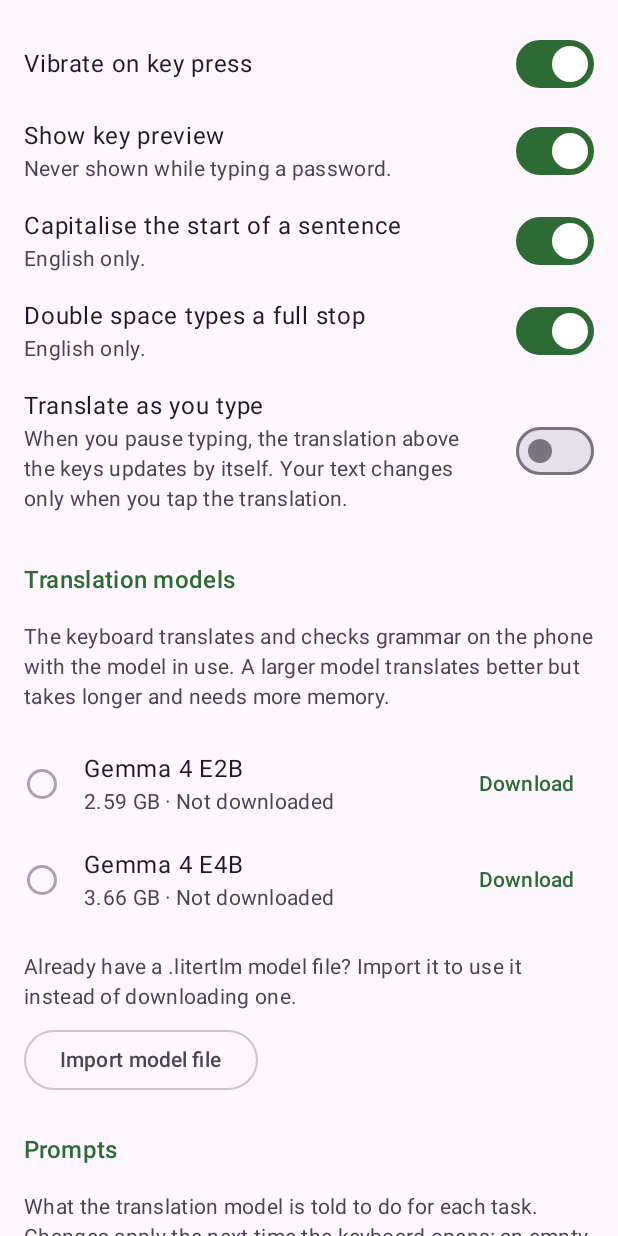
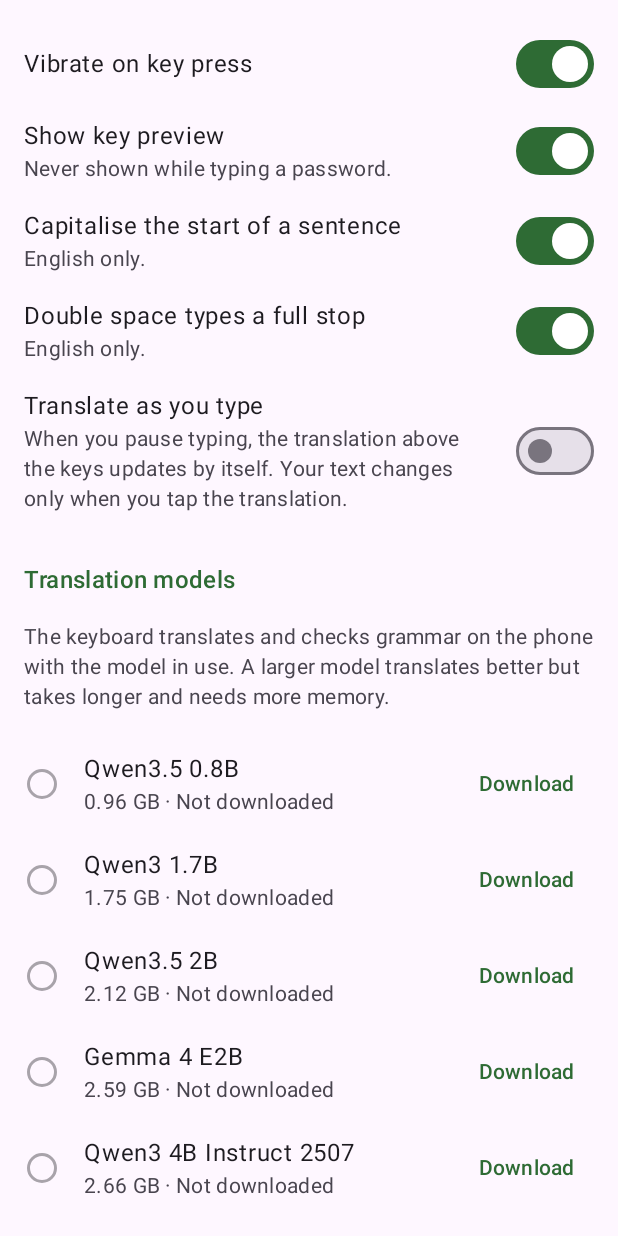
Before and after one commit to MinThantZinTun21/Akkhara, an Android app built with Jetpack Compose: the screen it shows after launch (AppActivity), scrolled down 576 dp, on a phone screen of 412 x 824 dp. Run offline under Robolectric (Android 15) with nearby library versions, the phone set to English and light mode, and no system bars.

Commit message:
Five chat models to download, smallest first (#34)
Qwen3.5 0.8B, Qwen3 1.7B (asked with thinking off), Qwen3.5 2B,
Qwen3 4B Instruct 2507 and Qwen3.5 4B join the two Gemma models,
each pinned to a commit with its size and SHA-256.

Co-Authored-By: Claude Opus 5.5 <noreply@anthropic.com>

```diff
--- a/app/src/main/kotlin/com/akkhara/keyboard/AkkharaImeService.kt
+++ b/app/src/main/kotlin/com/akkhara/keyboard/AkkharaImeService.kt
@@ -44,7 +44,7 @@ class AkkharaImeService : InputMethodService(), KeyboardView.Host {
             editor = InputConnectionEditor({ currentInputConnection }, { currentInputEditorInfo }),
             clock = SystemClock::uptimeMillis,
             inputLanguage = settings.inputLanguage,
-            translator = ServiceTranslator(translatorClient) { models.inUse()?.let(models::file) },
+            translator = ServiceTranslator(translatorClient, models),
         )
         // A translation arrives later, on its own: redraw the strip to show it.
         engine.onStripChanged = { keyboardView?.onEngineChanged() }
--- a/app/src/main/kotlin/com/akkhara/keyboard/translation/TranslationModel.kt
+++ b/app/src/main/kotlin/com/akkhara/keyboard/translation/TranslationModel.kt
@@ -15,7 +15,17 @@ data class TranslationModel(
     val sizeBytes: Long,
     /** Where a listed model downloads from; null for the imported model. */
     val source: ModelSource?,
+    val asking: Asking = Asking.Chat,
 )
+
+/** How a model is given the prompt and the text. */
+enum class Asking {
+    /** The prompt as the system instruction and the text as the user's message. */
+    Chat,
+
+    /** As [Chat], with the model's thinking turned off so that only its answer comes back. */
+    ChatWithoutThinking,
+}
 
 /** One file on Hugging Face, pinned to a commit, and the SHA-256 it must have (docs/adr/0005). */
 data class ModelSource(val url: String, val sha256: String)
@@ -25,6 +35,43 @@ data class ModelSource(val url: String, val sha256: String)
  * It is never fetched from anywhere: adding a model means a new release.
  */
 object ListedModels {
+    val Qwen35_0_8B = TranslationModel(
+        id = "qwen3.5-0.8b",
+        name = "Qwen3.5 0.8B",
+        sizeBytes = 964_657_152,
+        source = huggingFace(
+            repo = "litert-community/Qwen3.5-0.8B",
+            commit = "d31d4139c495584ddf4ca78b07c92dbf7887f66d",
+            file = "Qwen3.5-0.8B_int8.litertlm",
+            sha256 = "d6702088983b3a997db5299558a37d2fd924a94daf2b09bd42c4e618c6f694a4",
+        ),
+    )
+
+    val Qwen3_1_7B = TranslationModel(
+        id = "qwen3-1.7b",
+        name = "Qwen3 1.7B",
+        sizeBytes = 1_754_890_240,
+        source = huggingFace(
+            repo = "litert-community/Qwen3-1.7B",
+            commit = "c421cc3775575372ac2ca4aa1bebc97300ae36b6",
+            file = "Qwen3_1.7B.litertlm",
+            sha256 = "e40599625f3e446d6522674586a40566d6a3a117af608f6e9ea46ac86d326461",
+        ),
+        asking = Asking.ChatWithoutThinking,
+    )
+
+    val Qwen35_2B = TranslationModel(
+        id = "qwen3.5-2b",
+        name = "Qwen3.5 2B",
+        sizeBytes = 2_119_843_840,
+        source = huggingFace(
+            repo = "litert-community/Qwen3.5-2B",
+            commit = "d03e58352b3a5bee21007490748585b86e405f34",
+            file = "Qwen3.5-2B_int8.litertlm",
+            sha256 = "c2438cb9c050220e667366b4beeca4daac56e693b226420674f53fc40f007c49",
+        ),
+    )
+
     val Gemma4E2B = TranslationModel(
         id = "gemma-4-e2b",
         name = "Gemma 4 E2B",
@@ -34,6 +81,30 @@ object ListedModels {
             commit = "2d74ac41a33d7da82f39f7d5720a04c68514a103",
             file = "gemma-4-E2B-it.litertlm",
             sha256 = "181938105e0eefd105961417e8da75903eacda102c4fce9ce90f50b97139a63c",
+        ),
+    )
+
+    val Qwen3_4B_Instruct = TranslationModel(
+        id = "qwen3-4b-instruct-2507",
+        name = "Qwen3 4B Instruct 2507",
+        sizeBytes = 2_659_057_664,
+        source = huggingFace(
+            repo = "litert-community/Qwen3-4B-Instruct-2507",
+            commit = "9dc4dd564e5c27452a8237d7725a78f228e1486a",
+            file = "qwen3_4b_instruct_2507_mixed_int4.litertlm",
+            sha256 = "9e48b165836256f5344d9d044930607b9c47f6ef34e27f82e96881664f3ba2fd",
+        ),
+    )
+
+    val Qwen35_4B = TranslationModel(
+        id = "qwen3.5-4b",
+        name = "Qwen3.5 4B",
+        sizeBytes = 2_754_166_784,
+        source = huggingFace(
+            repo = "litert-community/Qwen3.5-4B",
+            commit = "f9b390cdefde5edfea1c05dd5ad91fc44b56e61c",
+            file = "Qwen3.5-4B_mixed_int4.litertlm",
+            sha256 = "878e5d1926ecc4930e24c62de43a7038edeeb0c57446231086b139892984a5fd",
         ),
     )
 
@@ -49,7 +120,8 @@ object ListedModels {
         ),
     )
 
-    val all = listOf(Gemma4E2B, Gemma4E4B)
+    /** Smallest first, so the list reads from what fits any phone to what needs the most room. */
+    val all = listOf(Qwen35_0_8B, Qwen3_1_7B, Qwen35_2B, Gemma4E2B, Qwen3_4B_Instruct, Qwen35_4B, Gemma4E4B)
 
     private fun huggingFace(repo: String, commit: String, file: String, sha256: String) =
         ModelSource("https://huggingface.co/$repo/resolve/$commit/$file", sha256)
--- a/app/src/main/kotlin/com/akkhara/keyboard/translation/TranslatorClient.kt
+++ b/app/src/main/kotlin/com/akkhara/keyboard/translation/TranslatorClient.kt
@@ -12,6 +12,7 @@ import android.os.Message
 import android.os.Messenger
 import android.os.RemoteException
 import com.akkhara.keyboard.engine.TranslationFailure
+import com.akkhara.keyboard.translation.TranslatorProtocol.KEY_ASKING
 import com.akkhara.keyboard.translation.TranslatorProtocol.KEY_BACKEND
 import com.akkhara.keyboard.translation.TranslatorProtocol.KEY_LOAD_MS
 import com.akkhara.keyboard.translation.TranslatorProtocol.KEY_MODEL
@@ -67,6 +68,7 @@ class TranslatorClient(private val context: Context) {
         text: String,
         prompt: String,
         model: File,
+        asking: Asking,
         backend: TranslatorBackend = TranslatorBackend.Cpu,
         onReply: (TranslatorReply) -> Unit,
     ) {
@@ -77,6 +79,7 @@ class TranslatorClient(private val context: Context) {
                     putString(KEY_TEXT, text)
                     putString(KEY_PROMPT, prompt)
                     putString(KEY_MODEL, model.path)
+                    putString(KEY_ASKING, asking.name)
                     putString(KEY_BACKEND, backend.name)
                 }
                 replyTo = replies
--- a/app/src/main/kotlin/com/akkhara/keyboard/translation/TranslatorProtocol.kt
+++ b/app/src/main/kotlin/com/akkhara/keyboard/translation/TranslatorProtocol.kt
@@ -19,6 +19,7 @@ internal object TranslatorProtocol {
     const val KEY_TEXT = "text"
     const val KEY_PROMPT = "prompt"
     const val KEY_MODEL = "model"
+    const val KEY_ASKING = "asking"
     const val KEY_OPENS = "opens"
     const val KEY_BACKEND = "backend"
     const val KEY_REASON = "reason"
--- a/app/src/main/kotlin/com/akkhara/keyboard/translation/TranslatorService.kt
+++ b/app/src/main/kotlin/com/akkhara/keyboard/translation/TranslatorService.kt
@@ -12,6 +12,7 @@ import android.os.Messenger
 import android.os.RemoteException
 import android.os.SystemClock
 import com.akkhara.keyboard.engine.TranslationFailure
+import com.akkhara.keyboard.translation.TranslatorProtocol.KEY_ASKING
 import com.akkhara.keyboard.translation.TranslatorProtocol.KEY_BACKEND
 import com.akkhara.keyboard.translation.TranslatorProtocol.KEY_LOAD_MS
 import com.akkhara.keyboard.translation.TranslatorProtocol.KEY_MODEL
@@ -87,6 +88,7 @@ class TranslatorService : Service() {
     private fun translate(data: Bundle): Message {
         val text = data.getString(KEY_TEXT).orEmpty()
         val prompt = data.getString(KEY_PROMPT) ?: return failed(TranslationFailure.Failed)
+        val asking = data.getString(KEY_ASKING)?.let(Asking::valueOf) ?: Asking.Chat
         val backend = data.getString(KEY_BACKEND)?.let(TranslatorBackend::valueOf) ?: TranslatorBackend.Cpu
         val model = data.getString(KEY_MODEL)?.takeIf { File(it).isFile }
             ?: return failed(TranslationFailure.NotInstalled)
@@ -99,6 +101,7 @@ class TranslatorService : Service() {
             val config = ConversationConfig(
                 systemInstruction = Contents.of(prompt),
                 samplerConfig = SamplerConfig(topK = 1, topP = 1.0, temperature = 0.0, seed = 0),
+                extraContext = if (asking == Asking.ChatWithoutThinking) mapOf("enable_thinking" to false) else emptyMap(),
             )
             val start = SystemClock.elapsedRealtime()
             engine.createConversation(config).use { conversation ->
```
Also changed, not shown: app/src/debug/kotlin/com/akkhara/keyboard/translation/TranslateDebugActivity.kt (+5 -2 lines), app/src/main/kotlin/com/akkhara/keyboard/translation/ServiceTranslator.kt (+4 -5 lines), 1 other file.
